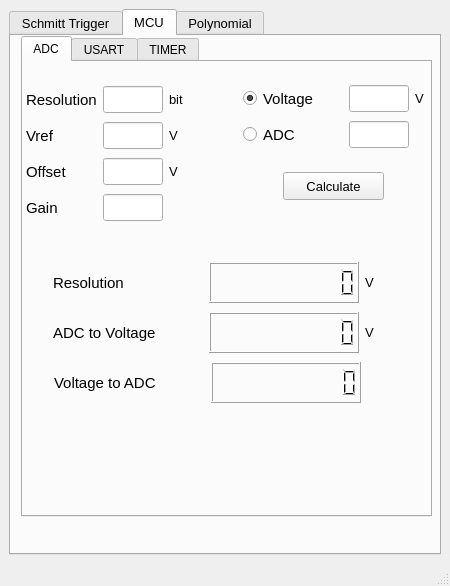
Old version of the form main.ui in the repository MasoudHD/Electron.
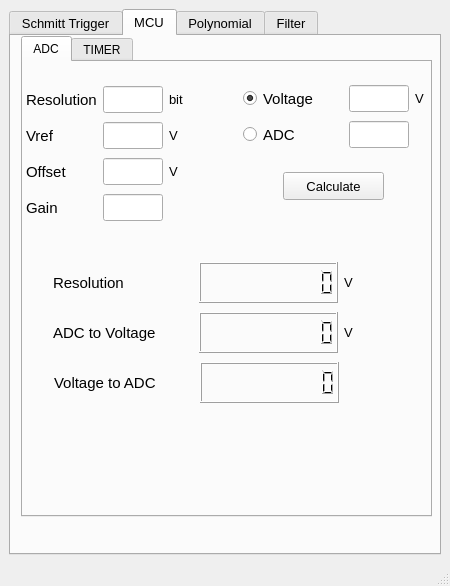
New version of the form. The open tabs and pages were chosen to show the change. Custom widgets are drawn as their Qt base class.

What changed in the file:
```diff
--- a/main.ui
+++ b/main.ui
@@ -574,6 +574,12 @@
           <layout class="QGridLayout" name="gridLayout_3">
            <item row="0" column="0">
             <widget class="QLabel" name="label_22">
+             <property name="maximumSize">
+              <size>
+               <width>200</width>
+               <height>16777215</height>
+              </size>
+             </property>
              <property name="font">
               <font>
                <pointsize>11</pointsize>
@@ -586,6 +592,12 @@
            </item>
            <item row="0" column="1">
             <widget class="QLCDNumber" name="lcdResolution">
+             <property name="maximumSize">
+              <size>
+               <width>200</width>
+               <height>16777215</height>
+              </size>
+             </property>
              <property name="lineWidth">
               <number>1</number>
              </property>
@@ -605,6 +617,18 @@
                <verstretch>0</verstretch>
               </sizepolicy>
              </property>
+             <property name="minimumSize">
+              <size>
+               <width>30</width>
+               <height>0</height>
+              </size>
+             </property>
+             <property name="maximumSize">
+              <size>
+               <width>30</width>
+               <height>16777215</height>
+              </size>
+             </property>
              <property name="font">
               <font>
                <pointsize>10</pointsize>
@@ -629,6 +653,12 @@
           <layout class="QGridLayout" name="gridLayout_4">
            <item row="0" column="0">
             <widget class="QLabel" name="label_27">
+             <property name="maximumSize">
+              <size>
+               <width>200</width>
+               <height>16777215</height>
+              </size>
+             </property>
              <property name="font">
               <font>
                <pointsize>11</pointsize>
@@ -641,6 +671,12 @@
            </item>
            <item row="0" column="1">
             <widget class="QLCDNumber" name="lcdVoltage">
+             <property name="maximumSize">
+              <size>
+               <width>200</width>
+               <height>16777215</height>
+              </size>
+             </property>
              <property name="styleSheet">
               <string notr="true">QLCDNumber:disabled {
  color:#010101;
@@ -660,6 +696,18 @@
                <verstretch>0</verstretch>
               </sizepolicy>
              </property>
+             <property name="minimumSize">
+              <size>
+               <width>30</width>
+               <height>0</height>
+              </size>
+             </property>
+             <property name="maximumSize">
+              <size>
+               <width>30</width>
+               <height>16777215</height>
+              </size>
+             </property>
              <property name="font">
               <font>
                <pointsize>10</pointsize>
@@ -684,6 +732,12 @@
           <layout class="QGridLayout" name="gridLayout_5">
            <item row="0" column="1">
             <widget class="QLCDNumber" name="lcdAdc">
+             <property name="maximumSize">
+              <size>
+               <width>200</width>
+               <height>16777215</height>
+              </size>
+             </property>
              <property name="styleSheet">
               <string notr="true">QLCDNumber:disabled {
  color:#010101;
@@ -695,26 +749,14 @@
              </property>
             </widget>
            </item>
-           <item row="0" column="2">
-            <widget class="QLabel" name="label_32">
-             <property name="sizePolicy">
-              <sizepolicy hsizetype="Fixed" vsizetype="Preferred">
-               <horstretch>0</horstretch>
-               <verstretch>0</verstretch>
-              </sizepolicy>
-             </property>
-             <property name="font">
-              <font>
-               <pointsize>10</pointsize>
-              </font>
-             </property>
-             <property name="text">
-              <string>  </string>
-             </property>
-            </widget>
-           </item>
            <item row="0" column="0">
             <widget class="QLabel" name="label_24">
+             <property name="maximumSize">
+              <size>
+               <width>200</width>
+               <height>16777215</height>
+              </size>
+             </property>
              <property name="font">
               <font>
                <pointsize>11</pointsize>
@@ -725,6 +767,36 @@
              </property>
             </widget>
            </item>
+           <item row="0" column="2">
+            <widget class="QLabel" name="label_32">
+             <property name="sizePolicy">
+              <sizepolicy hsizetype="Fixed" vsizetype="Preferred">
+               <horstretch>0</horstretch>
+               <verstretch>0</verstretch>
+              </sizepolicy>
+             </property>
+             <property name="minimumSize">
+              <size>
+               <width>30</width>
+               <height>0</height>
+              </size>
+             </property>
+             <property name="maximumSize">
+              <size>
+               <width>30</width>
+               <height>16777215</height>
+              </size>
+             </property>
+             <property name="font">
+              <font>
+               <pointsize>10</pointsize>
+              </font>
+             </property>
+             <property name="text">
+              <string/>
+             </property>
+            </widget>
+           </item>
           </layout>
          </widget>
          <widget class="QWidget" name="layoutWidget">
@@ -1105,11 +1177,6 @@
           </layout>
          </widget>
         </widget>
-        <widget class="QWidget" name="tab_4">
-         <attribute name="title">
-          <string>USART</string>
-         </attribute>
-        </widget>
         <widget class="QWidget" name="tab_5">
          <attribute name="title">
           <string>TIMER</string>
@@ -1688,6 +1755,34 @@
         </layout>
        </widget>
       </widget>
+      <widget class="QWidget" name="tab_4">
+       <attribute name="title">
+        <string>Filter</string>
+       </attribute>
+       <widget class="QTabWidget" name="tabWidget_4">
+        <property name="geometry">
+         <rect>
+          <x>0</x>
+          <y>0</y>
+          <width>411</width>
+          <height>491</height>
+         </rect>
+        </property>
+        <property name="currentIndex">
+         <number>1</number>
+        </property>
+        <widget class="QWidget" name="tab_9">
+         <attribute name="title">
+          <string>Active</string>
+         </attribute>
+        </widget>
+        <widget class="QWidget" name="tab_10">
+         <attribute name="title">
+          <string>Passive</string>
+         </attribute>
+        </widget>
+       </widget>
+      </widget>
      </widget>
     </item>
    </layout>
```
Left out of the diff: 434 changed lines with no effect on the pictures.
